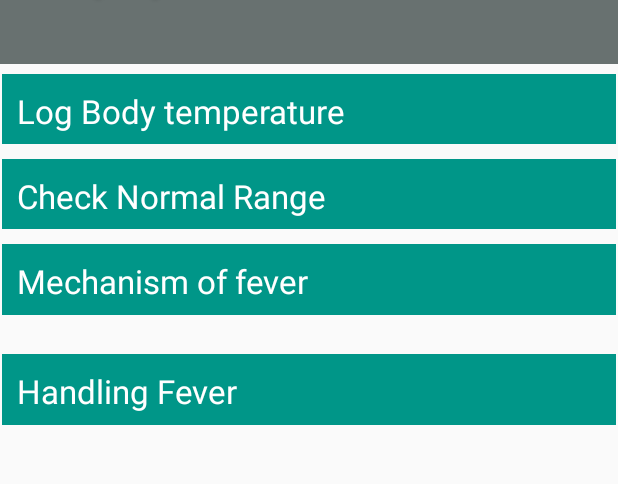
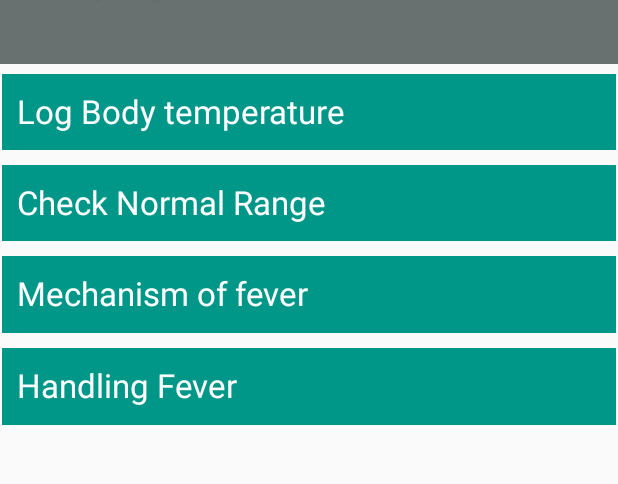
Before and after one commit to Sou-KIKUCHI/BT_Tracker7, an Android app: the screen it shows after launch (MainActivity), on a phone screen of 412 x 824 dp, the part 313-797 px from its top. Run offline under Robolectric (Android 15) with nearby library versions, the phone set to English and light mode, and no system bars.

```diff
--- a/app/src/main/res/layout/activity_main.xml
+++ b/app/src/main/res/layout/activity_main.xml
@@ -5,6 +5,7 @@
     android:layout_width="match_parent"
     android:layout_height="match_parent"
     tools:context=".MainActivity">
+
 
     <View
         android:id="@+id/TitleBackground"
@@ -102,13 +103,9 @@
             android:textColor="#FFFFFF" />
 
         <View
-            android:id="@+id/view4"
+            android:id="@+id/view3"
             android:layout_width="match_parent"
             android:layout_height="10dp"
-            android:layout_marginTop="16dp"
-            android:layout_marginEnd="16dp"
-            android:layout_marginRight="16dp"
-            app:layout_constraintEnd_toEndOf="parent"
             app:layout_constraintTop_toTopOf="parent" />
 
         <TextView
```
